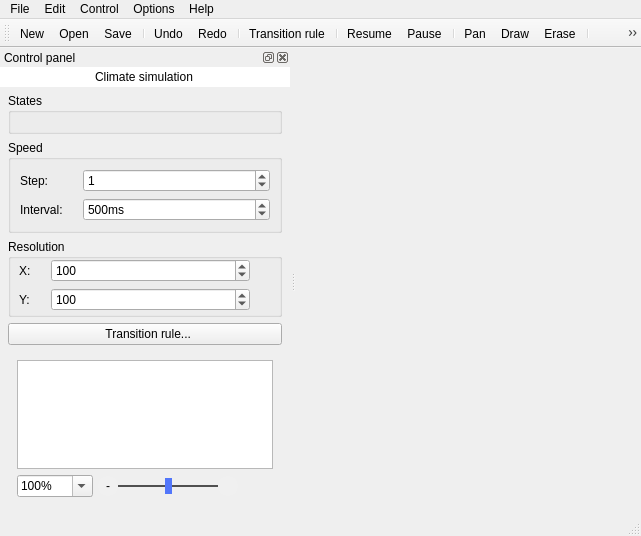
This is src/mainwindow.ui in IWVQ/Cellullar as Qt 5 draws it before an edit. The edited form follows.
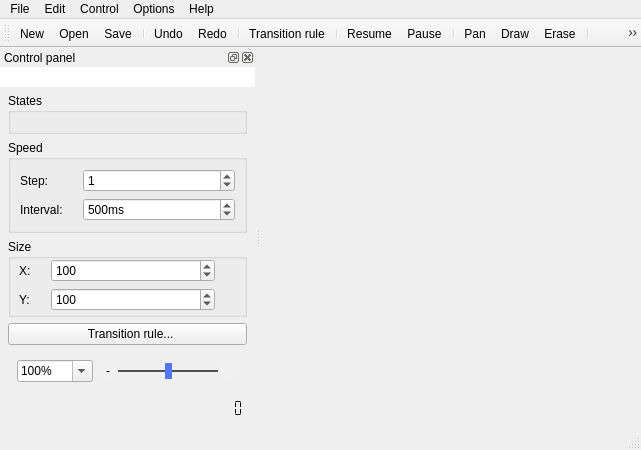
This is the edited form. Icons and pictures are not drawn.

The edit to the form file:
```diff
--- a/src/mainwindow.ui
+++ b/src/mainwindow.ui
@@ -7,7 +7,7 @@
     <x>0</x>
     <y>0</y>
     <width>641</width>
-    <height>536</height>
+    <height>425</height>
    </rect>
   </property>
   <property name="minimumSize">
@@ -218,7 +218,7 @@
            </sizepolicy>
           </property>
           <property name="text">
-           <string>Climate simulation</string>
+           <string/>
           </property>
           <property name="frame">
            <bool>false</bool>
@@ -339,7 +339,7 @@
           </sizepolicy>
          </property>
          <property name="title">
-          <string>Resolution</string>
+          <string>Size</string>
          </property>
          <layout class="QHBoxLayout" name="horizontalLayout_3">
           <property name="leftMargin">
@@ -378,7 +378,7 @@
                <number>1</number>
               </property>
               <property name="maximum">
-               <number>9999</number>
+               <number>30000</number>
               </property>
               <property name="value">
                <number>100</number>
@@ -404,7 +404,7 @@
                <number>1</number>
               </property>
               <property name="maximum">
-               <number>9999</number>
+               <number>30000</number>
               </property>
               <property name="value">
                <number>100</number>
@@ -466,18 +466,14 @@
         </widget>
        </item>
        <item>
-        <widget class="QWidget" name="widget_2" native="true">
+        <widget class="QWidget" name="widgetFill" native="true">
+         <property name="sizePolicy">
+          <sizepolicy hsizetype="Preferred" vsizetype="Expanding">
+           <horstretch>0</horstretch>
+           <verstretch>0</verstretch>
+          </sizepolicy>
+         </property>
          <layout class="QVBoxLayout" name="verticalLayout_3">
-          <item>
-           <widget class="QPlainTextEdit" name="plainTextEdit">
-            <property name="font">
-             <font>
-              <family>Courier New</family>
-              <pointsize>9</pointsize>
-             </font>
-            </property>
-           </widget>
-          </item>
           <item>
            <widget class="QWidget" name="zoomWidget" native="true">
             <property name="sizePolicy">
@@ -789,6 +785,83 @@
          </layout>
         </widget>
        </item>
+       <item>
+        <layout class="QHBoxLayout" name="horizontalLayout_4">
+         <property name="spacing">
+          <number>0</number>
+         </property>
+         <property name="topMargin">
+          <number>0</number>
+         </property>
+         <item>
+          <spacer name="horizontalSpacer">
+           <property name="orientation">
+            <enum>Qt::Horizontal</enum>
+           </property>
+           <property name="sizeHint" stdset="0">
+            <size>
+             <width>40</width>
+             <height>20</height>
+            </size>
+           </property>
+          </spacer>
+         </item>
+         <item>
+          <widget class="QPushButton" name="counterBtn">
+           <property name="minimumSize">
+            <size>
+             <width>20</width>
+             <height>20</height>
+            </size>
+           </property>
+           <property name="maximumSize">
+            <size>
+             <width>20</width>
+             <height>20</height>
+            </size>
+           </property>
+           <property name="text">
+            <string/>
+           </property>
+           <property name="icon">
+            <iconset resource="cellullar.qrc">
+             <normaloff>:/img/refresh_16.png</normaloff>:/img/refresh_16.png</iconset>
+           </property>
+           <property name="flat">
+            <bool>true</bool>
+           </property>
+          </widget>
+         </item>
+         <item>
+          <widget class="QLCDNumber" name="counterLbl">
+           <property name="minimumSize">
+            <size>
+             <width>64</width>
+             <height>0</height>
+            </size>
+           </property>
+           <property name="maximumSize">
+            <size>
+             <width>64</width>
+             <height>16777215</height>
+            </size>
+           </property>
+           <property name="frameShape">
+            <enum>QFrame::NoFrame</enum>
+           </property>
+           <property name="digitCount">
+            <number>7</number>
+           </property>
+           <property name="segmentStyle">
+            <enum>QLCDNumber::Flat</enum>
+           </property>
+           <property name="intValue" stdset="0">
+            <number>0</number>
+           </property>
+          </widget>
+         </item>
+        </layout>
+       </item>
       </layout>
      </item>
     </layout>
```
Left out of the diff: 40 changed lines with no effect on the pictures.
